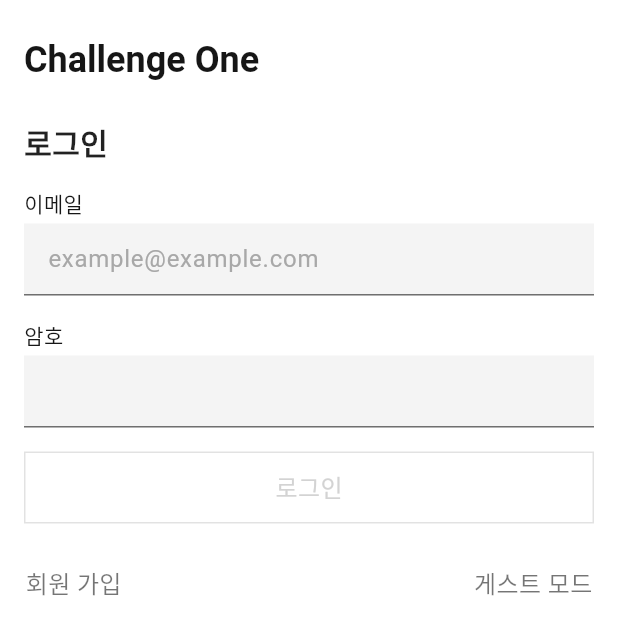
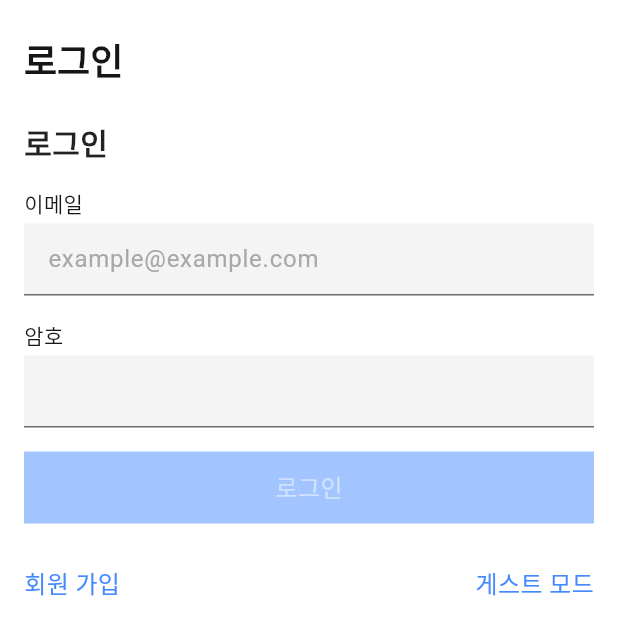
Before and after one commit to joonseo1227/challengeone, a Flutter app: the screen it shows after launch, on a phone screen of 412 x 824 dp. Shown: the top 635 px of the screen. Run offline on Flutter 3.47's test engine with Material 3 defaults, Android fonts, the phone set to English and light mode, and no system bars; our stand-ins replace firebase_auth, firebase_core; accounts and stored records are empty; Roboto replaces fonts that are missing (Pretendard).

Commit message:
버튼 개선

```diff
--- a/lib/main.dart
+++ b/lib/main.dart
@@ -1,6 +1,7 @@
 import 'package:challengeone/config/color.dart';
 import 'package:challengeone/pages/login_page.dart';
 import 'package:firebase_core/firebase_core.dart';
+import 'package:flutter/cupertino.dart'; // CupertinoTheme를 사용하기 위해 추가합니다.
 import 'package:flutter/material.dart';
 
 import 'firebase_options.dart';
@@ -71,7 +72,12 @@ void main() async {
           color: white,
         ),
       ),
-      home: const LoginPage(),
+      home: const CupertinoTheme(
+        data: CupertinoThemeData(
+          primaryColor: blue50,
+        ),
+        child: LoginPage(),
+      ),
     ),
   );
 }
--- a/lib/pages/challenge_page.dart
+++ b/lib/pages/challenge_page.dart
@@ -2,6 +2,8 @@ import 'package:challengeone/pages/home_page.dart';
 import 'package:flutter/material.dart';
 
 class ChallengeTab extends StatelessWidget {
+  const ChallengeTab({super.key});
+
   @override
   Widget build(BuildContext context) {
     return ListView(
--- a/lib/pages/login_page.dart
+++ b/lib/pages/login_page.dart
@@ -97,7 +97,7 @@ class _LoginPageState extends State<LoginPage> {
       backgroundColor: white,
       appBar: AppBar(
         title: const Text(
-          "Challenge One",
+          "로그인",
         ),
         backgroundColor: white,
       ),
@@ -121,7 +121,7 @@ class _LoginPageState extends State<LoginPage> {
                 controller: _emailController,
                 keyboardType: TextInputType.emailAddress,
               ),
-              SizedBox(
+              const SizedBox(
                 height: 16,
               ),
               CustomTextField(
@@ -132,7 +132,7 @@ class _LoginPageState extends State<LoginPage> {
               const SizedBox(
                 height: 16,
               ),
-              CustomButton(
+              PrimaryButton(
                 text: "로그인",
                 isEnabled: _isLoginButtonEnabled,
                 onTap: () {
@@ -146,20 +146,16 @@ class _LoginPageState extends State<LoginPage> {
               ),
               Row(
                 children: [
-                  CustomButton(
+                  GhostButton(
                     text: "회원 가입",
-                    textStyle: Fonts.subtitle,
-                    borderColor: Colors.transparent,
                     onTap: () {
                       Navigator.of(context).push(MaterialPageRoute(
                           builder: (context) => SignupPage()));
                     },
                   ),
                   const Spacer(),
-                  CustomButton(
+                  GhostButton(
                     text: "게스트 모드",
-                    textStyle: Fonts.subtitle,
-                    borderColor: Colors.transparent,
                     onTap: () {
                       showDialog(
                         context: context,
--- a/lib/pages/profile_page.dart
+++ b/lib/pages/profile_page.dart
@@ -62,7 +62,7 @@ class _ProfileTabState extends State<ProfileTab> {
         ),
         Padding(
           padding: EdgeInsets.fromLTRB(16, 0, 16, 0),
-          child: CustomButton(
+          child: SecondaryButton(
             text: "로그아웃",
             onTap: () async {
               await FirebaseAuth.instance.signOut();
--- a/lib/pages/signup_page.dart
+++ b/lib/pages/signup_page.dart
@@ -230,7 +230,7 @@ class _SignupPageState extends State<SignupPage> {
               const SizedBox(
                 height: 16,
               ),
-              CustomButton(
+              PrimaryButton(
                 text: "계속",
                 isEnabled: _isSignUpButtonEnabled,
                 onTap: () {
--- a/lib/widgets/button.dart
+++ b/lib/widgets/button.dart
@@ -1,7 +1,7 @@
 import 'package:challengeone/config/color.dart';
 import 'package:flutter/material.dart';
 
-class CustomButton extends StatefulWidget {
+class BasicButton extends StatefulWidget {
   final String text;
   final TextStyle textStyle;
   final Color borderColor;
@@ -11,43 +11,48 @@ class CustomButton extends StatefulWidget {
   final VoidCallback? onTap;
   final double height;
 
-  const CustomButton({
-    Key? key,
+  const BasicButton({
+    super.key,
     required this.text,
     this.textStyle = const TextStyle(color: grey100, fontSize: 16),
-    this.borderColor = grey30,
-    this.borderWidth = 1.0,
+    this.borderColor = Colors.transparent,
+    this.borderWidth = 0,
     this.backgroundColor = Colors.transparent,
     this.isEnabled = true,
     this.onTap,
     this.height = 48,
-  }) : super(key: key);
+  });
 
   @override
-  State<CustomButton> createState() => _CustomButtonState();
+  State<BasicButton> createState() => _BasicButtonState();
 }
 
-class _CustomButtonState extends State<CustomButton> {
+class _BasicButtonState extends State<BasicButton> {
   @override
   Widget build(BuildContext context) {
-    return Opacity(
-      opacity: widget.isEnabled ? 1.0 : 0.5,
-      child: InkWell(
+    return InkWell(
       onTap: widget.isEnabled ? widget.onTap : null,
-        child: Container(
+      child: Ink(
         height: widget.height,
         decoration: BoxDecoration(
-            color: widget.backgroundColor,
-            border: Border.all(
-              color: widget.borderColor,
+          color: widget.isEnabled
+              ? widget.backgroundColor
+              : widget.backgroundColor.withOpacity(0.5),
+          border: widget.borderWidth > 0
+              ? Border.all(
+                  color: widget.isEnabled
+                      ? widget.borderColor
+                      : widget.borderColor.withOpacity(0.5),
                   width: widget.borderWidth,
+                )
+              : null,
         ),
-          ),
-          alignment: Alignment.center,
+        child: Center(
+          child: Opacity(
+            opacity: widget.isEnabled ? 1.0 : 0.5,
             child: Text(
               widget.text,
-            style: widget.textStyle.copyWith(
-              color: widget.isEnabled ? widget.textStyle.color : grey40,
+              style: widget.textStyle,
             ),
           ),
         ),
@@ -55,3 +60,114 @@ class _CustomButtonState extends State<CustomButton> {
     );
   }
 }
+
+class PrimaryButton extends StatelessWidget {
+  final String text;
+  final TextStyle? textStyle;
+  final Color? borderColor;
+  final double? borderWidth;
+  final Color? backgroundColor;
+  final bool isEnabled;
+  final VoidCallback? onTap;
+  final double? height;
+
+  const PrimaryButton({
+    super.key,
+    required this.text,
+    this.textStyle,
+    this.borderColor,
+    this.borderWidth,
+    this.backgroundColor,
+    this.isEnabled = true,
+    this.onTap,
+    this.height,
+  });
+
+  @override
+  Widget build(BuildContext context) {
+    return BasicButton(
+      text: text,
+      textStyle: textStyle ?? const TextStyle(color: white, fontSize: 16),
+      borderColor: borderColor ?? Colors.transparent,
+      borderWidth: borderWidth ?? 0,
+      backgroundColor: backgroundColor ?? blue50,
+      isEnabled: isEnabled,
+      onTap: onTap,
+      height: height ?? 48,
+    );
+  }
+}
+
+class SecondaryButton extends StatelessWidget {
+  final String text;
+  final TextStyle? textStyle;
+  final Color? borderColor;
+  final double? borderWidth;
+  final Color? backgroundColor;
+  final bool isEnabled;
+  final VoidCallback? onTap;
+  final double? height;
+
+  const SecondaryButton({
+    super.key,
+    required this.text,
+    this.textStyle,
+    this.borderColor,
+    this.borderWidth,
+    this.backgroundColor,
+    this.isEnabled = true,
+    this.onTap,
+    this.height,
+  });
+
+  @override
+  Widget build(BuildContext context) {
+    return BasicButton(
+      text: text,
+      textStyle: textStyle ?? const TextStyle(color: grey100, fontSize: 16),
+      borderColor: borderColor ?? grey30,
+      borderWidth: borderWidth ?? 1.0,
+      backgroundColor: backgroundColor ?? white,
+      isEnabled: isEnabled,
+      onTap: onTap,
+      height: height ?? 48,
+    );
+  }
+}
+
+class GhostButton extends StatelessWidget {
+  final String text;
+  final TextStyle? textStyle;
+  final Color? borderColor;
+  final double? borderWidth;
+  final Color? backgroundColor;
+  final bool isEnabled;
+  final VoidCallback? onTap;
+  final double? height;
+
+  const GhostButton({
+    super.key,
+    required this.text,
+    this.textStyle,
+    this.borderColor,
+    this.borderWidth,
+    this.backgroundColor,
+    this.isEnabled = true,
+    this.onTap,
+    this.height,
+  });
+
+  @override
+  Widget build(BuildContext context) {
+    return BasicButton(
+      text: text,
+      textStyle: textStyle ?? const TextStyle(color: blue50, fontSize: 16),
+      borderColor: borderColor ?? Colors.transparent,
+      borderWidth: borderWidth ?? 0.0,
+      backgroundColor: backgroundColor ?? Colors.transparent,
+      isEnabled: isEnabled,
+      onTap: onTap,
+      height: height ?? 48,
+    );
+  }
+}
```
Also changed, not shown: 4 other files. Lines whose indentation alone changed are shown as unchanged.
